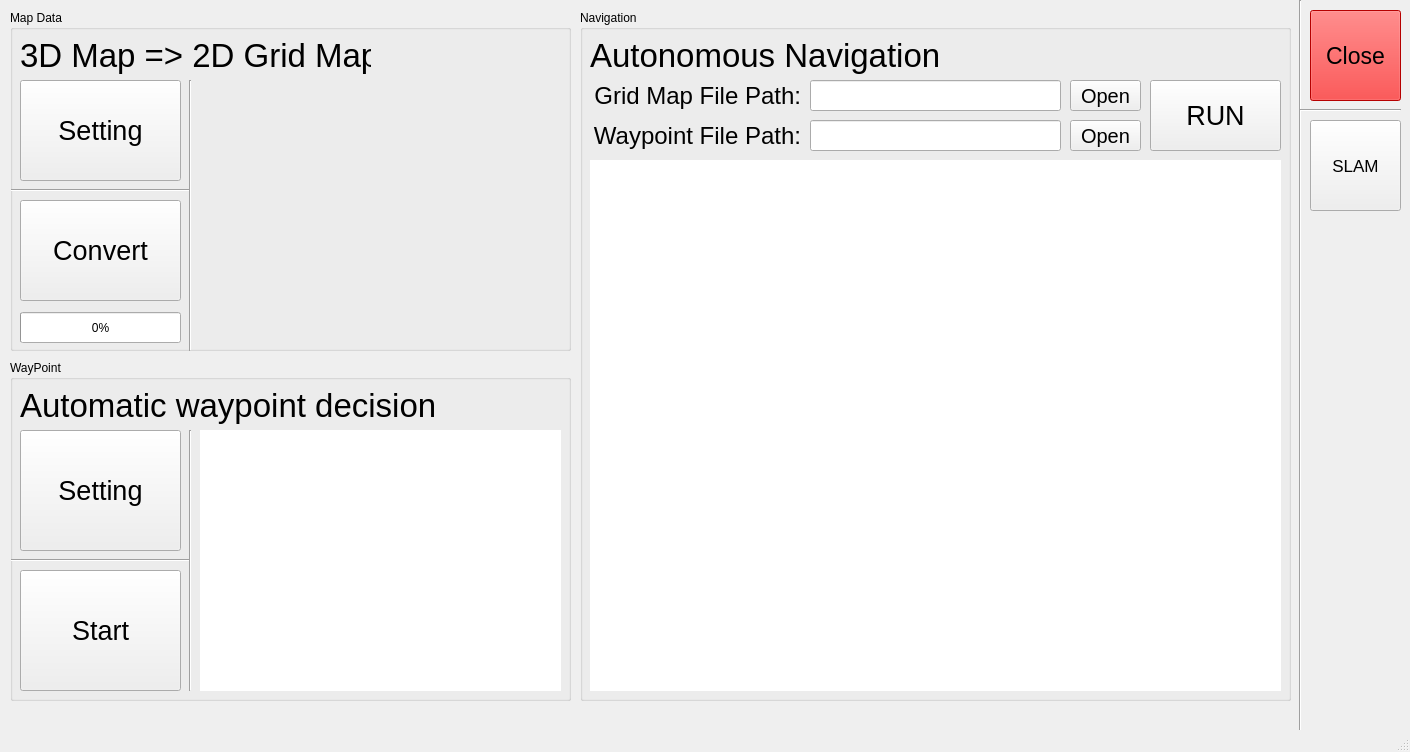
The window that amr_ui/ui/amr_ui.ui (SanghyunPark01/amr_software) describes before a commit, drawn with Qt 5.
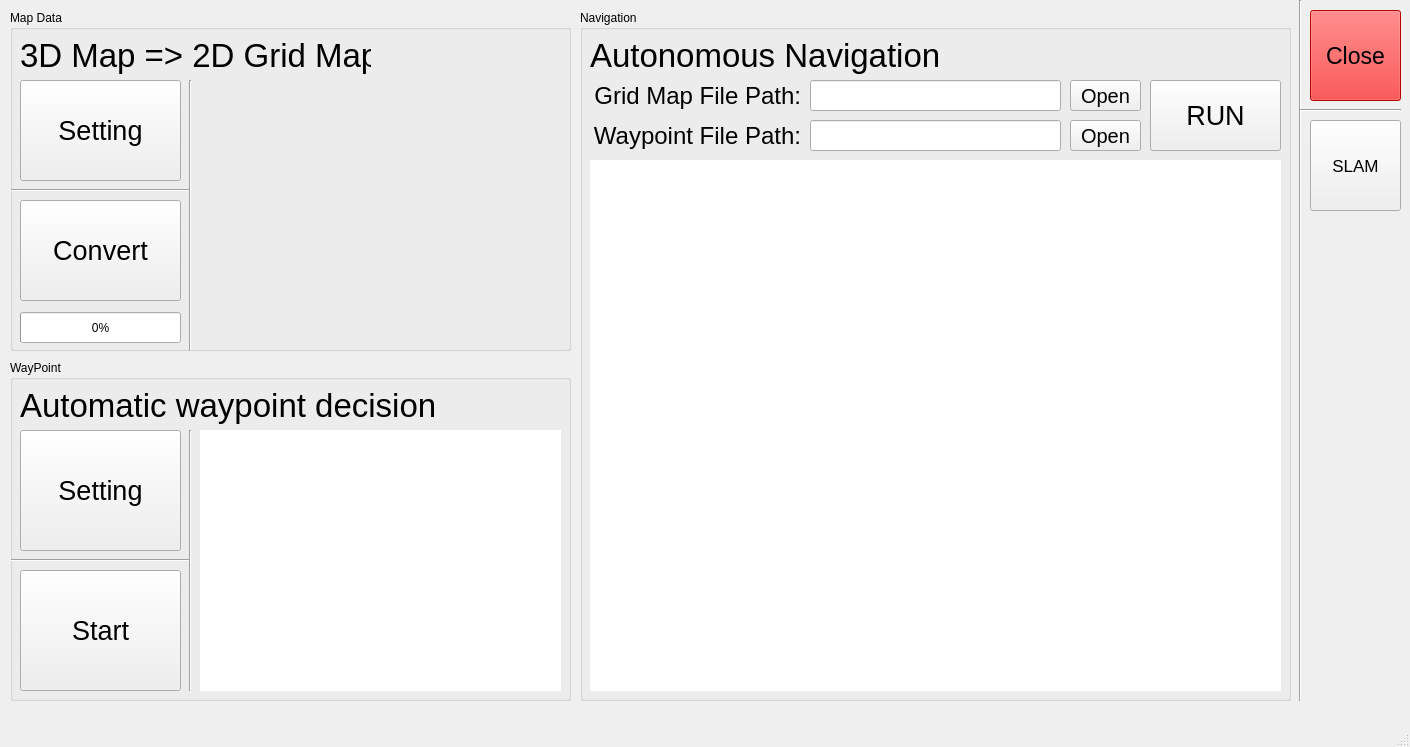
The same window after the commit.

Patch:
```diff
--- a/amr_ui/ui/amr_ui.ui
+++ b/amr_ui/ui/amr_ui.ui
@@ -7,7 +7,7 @@
     <x>0</x>
     <y>0</y>
     <width>1410</width>
-    <height>752</height>
+    <height>747</height>
    </rect>
   </property>
   <property name="windowTitle">
@@ -158,7 +158,7 @@
       <x>1290</x>
       <y>0</y>
       <width>21</width>
-      <height>761</height>
+      <height>701</height>
      </rect>
     </property>
     <property name="orientation">
```
Left out of the diff: 46 changed lines with no effect on the pictures.
